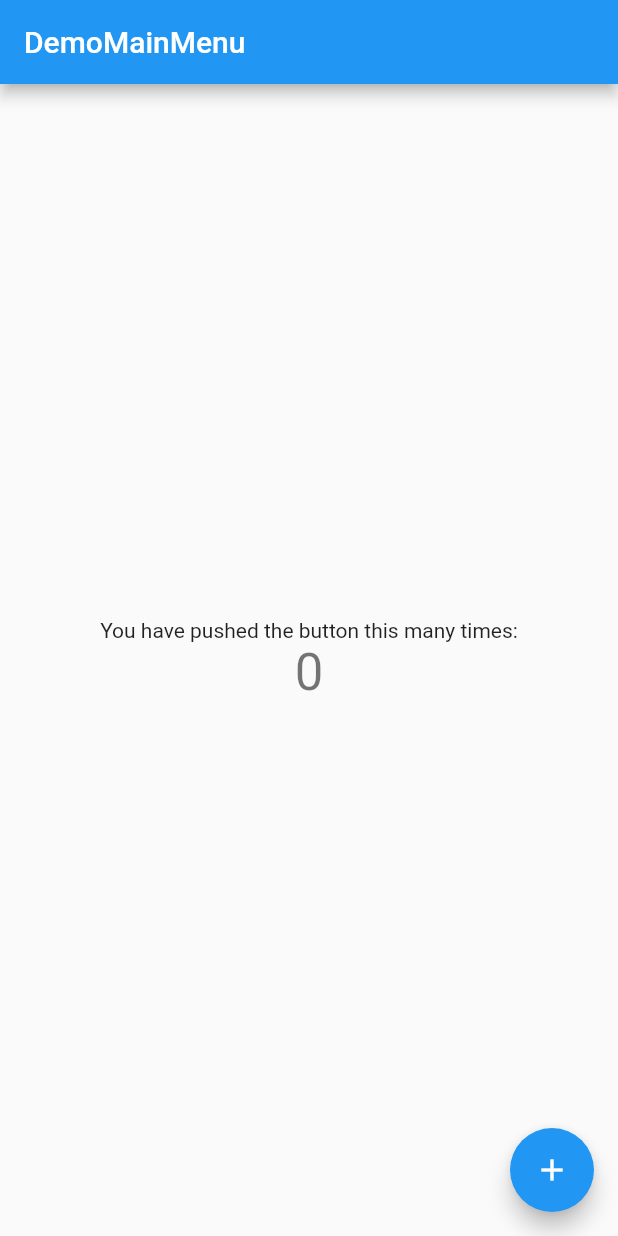
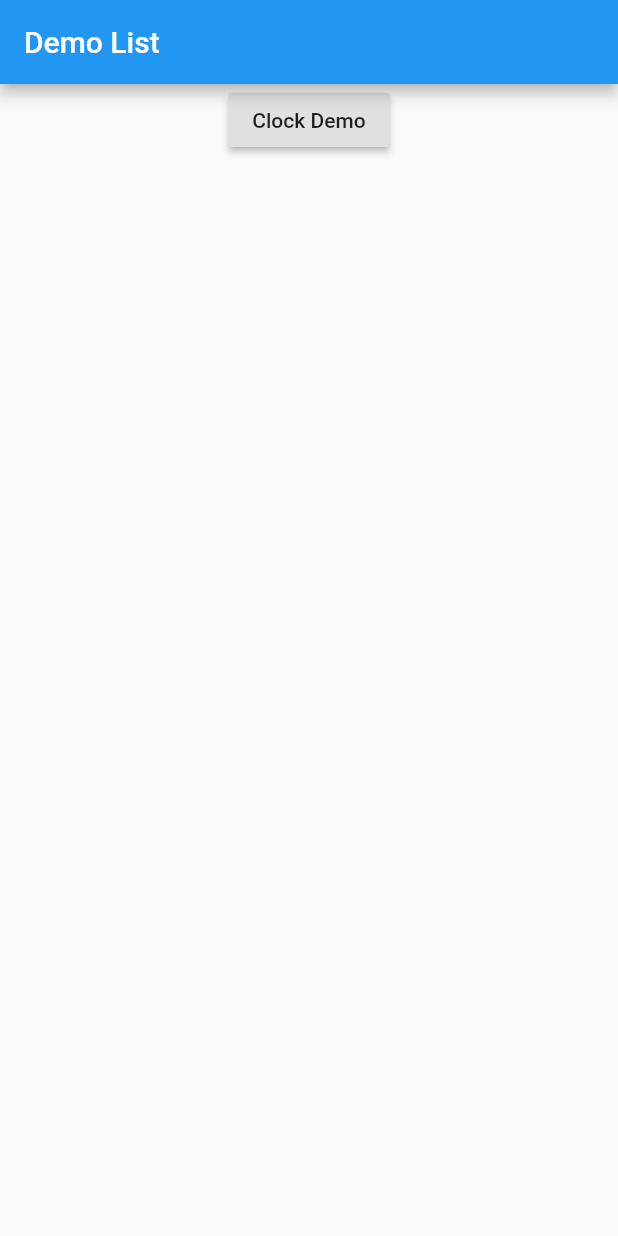
Before and after one commit to timsneath/countdown, a Flutter app: the screen it shows after launch, on a phone screen of 412 x 824 dp. Run offline on Flutter 3.47's test engine with Material 2 defaults, Android fonts, the phone set to English and light mode, and no system bars.

Commit message:
Add clock page and routing

```diff
--- a/lib/homepage.dart
+++ b/lib/homepage.dart
@@ -10,62 +10,30 @@ class MyHomePage extends StatefulWidget {
 }
 
 class _MyHomePageState extends State<MyHomePage> {
-  int _counter = 0;
 
-  void _incrementCounter() {
-    setState(() {
-      _counter++;
-    });
+  void _onClockDemoPressed() {
+    Navigator.of(context).pushNamed('/clock');
   }
 
   @override
   Widget build(BuildContext context) {
-    // This method is rerun every time setState is called, for instance as done
-    // by the _incrementCounter method above.
-    //
-    // The Flutter framework has been optimized to make rerunning build methods
-    // fast, so that you can just rebuild anything that needs updating rather
-    // than having to individually change instances of widgets.
     return new Scaffold(
       appBar: new AppBar(
-        // Here we take the value from the MyHomePage object that was created by
-        // the App.build method, and use it to set our appbar title.
         title: new Text(widget.title),
       ),
       body: new Center(
-        // Center is a layout widget. It takes a single child and positions it
-        // in the middle of the parent.
         child: new Column(
-          // Column is also layout widget. It takes a list of children and
-          // arranges them vertically. By default, it sizes itself to fit its
-          // children horizontally, and tries to be as tall as its parent.
-          //
-          // Invoke "debug paint" (press "p" in the console where you ran
-          // "flutter run", or select "Toggle Debug Paint" from the Flutter tool
-          // window in IntelliJ) to see the wireframe for each widget.
-          //
-          // Column has various properties to control how it sizes itself and
-          // how it positions its children. Here we use mainAxisAlignment to
-          // center the children vertically; the main axis here is the vertical
-          // axis because Columns are vertical (the cross axis would be
-          // horizontal).
-          mainAxisAlignment: MainAxisAlignment.center,
+          mainAxisAlignment: MainAxisAlignment.start,
           children: <Widget>[
-            new Text(
-              'You have pushed the button this many times:',
-            ),
-            new Text(
-              '${_counter}',
-              style: Theme.of(context).textTheme.display1,
-            ),
+            new RaisedButton(
+              child: new Text(
+                'Clock Demo'
+              ),
+              onPressed: _onClockDemoPressed,
+            )
           ],
         ),
       ),
-      floatingActionButton: new FloatingActionButton(
-        onPressed: _incrementCounter,
-        tooltip: 'Increment',
-        child: new Icon(Icons.add),
-      ), // This trailing comma makes auto-formatting nicer for build methods.
     );
   }
 }
--- a/lib/main.dart
+++ b/lib/main.dart
@@ -1,5 +1,6 @@
 import 'package:flutter/material.dart';
 import 'package:flutter_playground/homepage.dart';
+import 'package:flutter_playground/clock.dart';
 
 void main() {
   runApp(new MyApp());
@@ -11,9 +12,9 @@ class MyApp extends StatefulWidget {
 }
 
 class MyAppState extends State<MyApp> {
-  Route<Null> _getRoute(RouteSettings settings) {
-    return null;
-  }
+  // Route<Null> _getRoute(RouteSettings settings) {
+  //   return null;
+  // }
 
   @override
   Widget build(BuildContext context) {
@@ -23,9 +24,10 @@ class MyAppState extends State<MyApp> {
         primarySwatch: Colors.blue,
       ),
       routes: <String, WidgetBuilder>{
-        '/':  (BuildContext context) => new MyHomePage("DemoMainMenu")
+        '/':      (BuildContext context) => new MyHomePage("Demo List"),
+        '/clock': (BuildContext context) => new ClockPage("Clock")
       },
-      onGenerateRoute: _getRoute,
+      // onGenerateRoute: _getRoute,
     );
   }
 }
```
Also changed, not shown: lib/clock.dart (added, +21 -0 lines).
